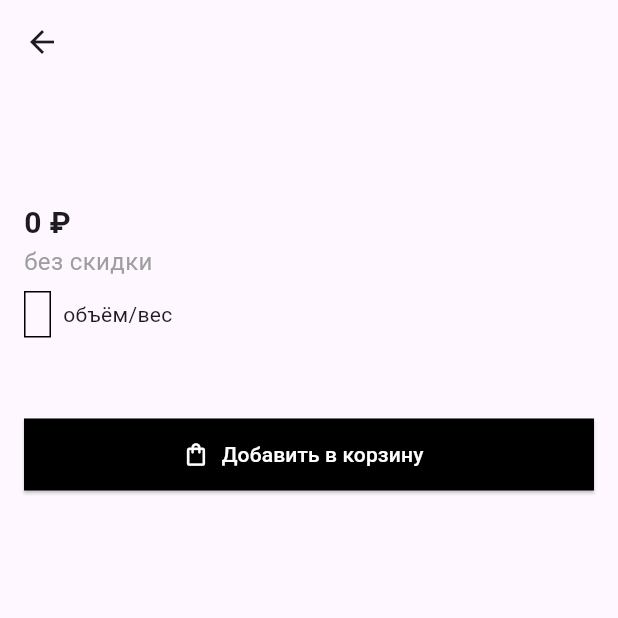
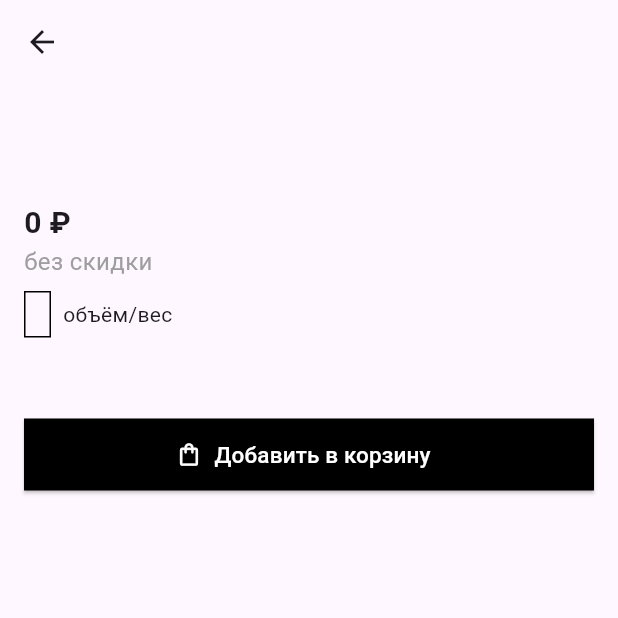
Before and after one commit to mariaemel/mini-shop, a Flutter app: the ProductDetailPage screen opened directly with empty values, on a phone screen of 412 x 824 dp, the top half of it. Run offline on Flutter 3.47's test engine with Material 3 defaults, Android fonts, the phone set to English and light mode, and no system bars; our stand-ins replace dio, flutter_bloc, geolocator; missing offline and left inert: yandex_mapkit; network calls fail.

Commit message:
corrections_2

```diff
--- a/lib/features/cart/controller/cart_controller.dart
+++ b/lib/features/cart/controller/cart_controller.dart
@@ -6,7 +6,11 @@ class CartController extends Cubit<Map<Product, int>> {
 
   void addToCart(Product product) {
     final updatedItems = Map<Product, int>.from(state);
-    updatedItems.update(product, (count) => count + 1, ifAbsent: () => 1);
+    if (updatedItems.containsKey(product)) {
+      updatedItems[product] = updatedItems[product]! + 1;
+    } else {
+      updatedItems[product] = 1;
+    }
     emit(updatedItems);
   }
 
--- a/lib/features/product_details/app/pages/product_detail_page.dart
+++ b/lib/features/product_details/app/pages/product_detail_page.dart
@@ -1,6 +1,7 @@
 import 'package:flutter/material.dart';
 import 'package:flutter_bloc/flutter_bloc.dart';
 import 'package:mini_shop/features/cart/controller/cart_controller.dart';
+import 'package:mini_shop/styles.dart';
 import '../../../products/data/models/product.dart';
 
 class ProductDetailPage extends StatelessWidget {
@@ -21,8 +22,8 @@ class ProductDetailPage extends StatelessWidget {
         child: Column(
           crossAxisAlignment: CrossAxisAlignment.start,
           children: [
-            Text(product.category, style: const TextStyle(fontSize: 16)),
-            Text(product.name, style: const TextStyle(fontSize: 22, fontWeight: FontWeight.bold)),
+            Text(product.category, style: AppTextStyles.categoryDetail),
+            Text(product.name, style: AppTextStyles.nameDetail),
             const SizedBox(height: 8),
             Row(
               crossAxisAlignment: CrossAxisAlignment.start,
@@ -30,13 +31,10 @@ class ProductDetailPage extends StatelessWidget {
                 Column(
                   crossAxisAlignment: CrossAxisAlignment.start,
                   children: [
-                    Text('$priceText ₽', style: const TextStyle(fontSize: 20, fontWeight: FontWeight.bold)),
+                    Text('$priceText ₽', style: AppTextStyles.priceDetail),
                     Text(
                       hasDiscount ? 'со скидкой ${product.discount.toStringAsFixed(0)}%' : 'без скидки',
-                      style: TextStyle(
-                        color: hasDiscount ? const Color.fromARGB(184, 167, 121, 62) : Colors.grey,
-                        fontSize: 16,
-                      ),
+                      style: TextStyle(color: hasDiscount ? AppColors.beige : AppColors.grey, fontSize: 16),
                     ),
                   ],
                 ),
@@ -45,15 +43,8 @@ class ProductDetailPage extends StatelessWidget {
                   Column(
                     crossAxisAlignment: CrossAxisAlignment.start,
                     children: [
-                      Text(
-                        '${product.price.toStringAsFixed(0)} ₽',
-                        style: const TextStyle(
-                          fontSize: 20,
-                          color: Colors.grey,
-                          decoration: TextDecoration.lineThrough,
-                        ),
-                      ),
-                      const Text('без скидки', style: TextStyle(color: Colors.grey, fontSize: 16)),
+                      Text('${product.price.toStringAsFixed(0)} ₽', style: AppTextStyles.priceWithoutDiscount),
+                      const Text('без скидки', style: AppTextStyles.textWithoutDiscount),
                     ],
                   ),
               ],
@@ -65,10 +56,10 @@ class ProductDetailPage extends StatelessWidget {
                   Container(
                     padding: const EdgeInsets.symmetric(horizontal: 8, vertical: 4),
                     decoration: BoxDecoration(
-                      border: Border.all(color: Colors.black, width: 1),
-                      color: Colors.transparent,
+                      border: Border.all(color: AppColors.black, width: 1),
+                      color: AppColors.transparent,
                     ),
-                    child: Text(product.weight!, style: const TextStyle(fontWeight: FontWeight.w500)),
+                    child: Text(product.weight!, style: AppTextStyles.weight),
                   ),
                   const SizedBox(width: 8),
                   const Text('объём/вес'),
@@ -76,7 +67,7 @@ class ProductDetailPage extends StatelessWidget {
               ),
             ],
             const SizedBox(height: 8),
-            if (product.description != null) ...[Text(product.description!, style: const TextStyle(fontSize: 18))],
+            if (product.description != null) ...[Text(product.description!, style: AppTextStyles.description)],
             const SizedBox(height: 20),
             BlocBuilder<CartController, Map<Product, int>>(
               builder: (context, cart) {
@@ -91,25 +82,23 @@ class ProductDetailPage extends StatelessWidget {
                               child: GestureDetector(
                                 onTap: () => context.read<CartController>().removeFromCart(product),
                                 child: Container(
-                                  color: Colors.black,
-                                  child: const Center(child: Icon(Icons.remove, color: Colors.white)),
+                                  color: AppColors.black,
+                                  child: const Center(child: Icon(Icons.remove, color: AppColors.white)),
                                 ),
                               ),
                             ),
                             Expanded(
                               child: Container(
-                                color: Colors.black,
-                                child: Center(
-                                  child: Text('$quantity', style: const TextStyle(color: Colors.white, fontSize: 16)),
-                                ),
+                                color: AppColors.black,
+                                child: Center(child: Text('$quantity', style: AppTextStyles.quantityDetail)),
                               ),
                             ),
                             Expanded(
                               child: GestureDetector(
                                 onTap: () => context.read<CartController>().addToCart(product),
                                 child: Container(
-                                  color: Colors.black,
-                                  child: const Center(child: Icon(Icons.add, color: Colors.white)),
+                                  color: AppColors.black,
+                                  child: const Center(child: Icon(Icons.add, color: AppColors.white)),
                                 ),
                               ),
                             ),
@@ -119,12 +108,9 @@ class ProductDetailPage extends StatelessWidget {
                           onPressed: () {
                             context.read<CartController>().addToCart(product);
                           },
-                          icon: const Icon(Icons.shopping_bag_outlined, color: Colors.white),
-                          label: const Text("Добавить в корзину", style: TextStyle(color: Colors.white)),
-                          style: ElevatedButton.styleFrom(
-                            backgroundColor: Colors.black,
-                            shape: RoundedRectangleBorder(borderRadius: BorderRadius.zero),
-                          ),
+                          icon: const Icon(Icons.shopping_bag_outlined, color: AppColors.white),
+                          label: const Text("Добавить в корзину", style: AppTextStyles.addToCart),
+                          style: AppButtonStyles.blackButton,
                         ),
                 );
               },
--- a/lib/features/products/app/pages/home_page.dart
+++ b/lib/features/products/app/pages/home_page.dart
@@ -1,4 +1,5 @@
 import 'package:flutter/material.dart';
+import 'package:mini_shop/extensions/navigation_extension.dart';
 import 'package:mini_shop/features/cart/app/pages/cart_page.dart';
 import 'package:mini_shop/features/map/app/pages/map_page.dart';
 import 'package:mini_shop/features/products/data/repos/api.dart';
@@ -18,7 +19,7 @@ class HomePage extends StatelessWidget {
         actions: [
           IconButton(
             onPressed: () {
-              Navigator.push(context, MaterialPageRoute(builder: (context) => const CartPage()));
+              context.push(CartPage());
             },
             icon: const Icon(Icons.shopping_bag_outlined),
           ),
@@ -46,7 +47,7 @@ class HomePage extends StatelessWidget {
       ),
       floatingActionButton: FloatingActionButton(
         onPressed: () {
-          Navigator.push(context, MaterialPageRoute(builder: (context) => const MapPage()));
+          context.push(const MapPage());
         },
         child: const Icon(Icons.map),
       ),
--- /dev/null
+++ b/lib/styles.dart
@@ -0,0 +1,39 @@
+import 'package:flutter/material.dart';
+
+class AppColors {
+  static const black = Colors.black;
+  static const white = Colors.white;
+  static const grey = Colors.grey;
+  static const beige = Color.fromARGB(184, 167, 121, 62);
+  static const transparent = Colors.transparent;
+  static const borderBlack = Colors.black12;
+}
+
+class AppTextStyles {
+  static const nameDetail = TextStyle(fontSize: 22, fontWeight: FontWeight.bold);
+  static const priceDetail = TextStyle(fontSize: 20, fontWeight: FontWeight.bold);
+  static const total = TextStyle(fontSize: 18, fontWeight: FontWeight.bold);
+  static const nameItem = TextStyle(fontSize: 15, fontWeight: FontWeight.bold);
+  static const priceItem = TextStyle(fontSize: 15, fontWeight: FontWeight.bold);
+  static const buy = TextStyle(fontSize: 16, color: AppColors.white);
+  static const selectLocation = TextStyle(fontSize: 14, color: AppColors.white);
+  static const categoryItem = TextStyle(fontSize: 10);
+  static const categoryDetail = TextStyle(fontSize: 16);
+  static const priceWithoutDiscount = TextStyle(
+    fontSize: 20,
+    color: AppColors.grey,
+    decoration: TextDecoration.lineThrough,
+  );
+  static const textWithoutDiscount = TextStyle(color: AppColors.grey, fontSize: 16);
+  static const weight = TextStyle(fontWeight: FontWeight.bold);
+  static const description = TextStyle(fontSize: 18);
+  static const quantityDetail = TextStyle(color: AppColors.white, fontSize: 16);
+  static const addToCart = TextStyle(color: AppColors.white, fontSize: 15);
+}
+
+class AppButtonStyles {
+  static ButtonStyle blackButton = ElevatedButton.styleFrom(
+    backgroundColor: AppColors.black,
+    shape: RoundedRectangleBorder(borderRadius: BorderRadius.zero),
+  );
+}
```
Also changed, not shown: lib/extensions/navigation_extension.dart (added, +7 -0 lines), lib/features/cart/app/pages/cart_page.dart (+7 -12 lines), lib/features/cart/app/widgets/cart_item.dart (+8 -6 lines), lib/features/map/app/pages/map_page.dart (+3 -5 lines), lib/features/products/app/widgets/product_card.dart (+6 -4 lines).
